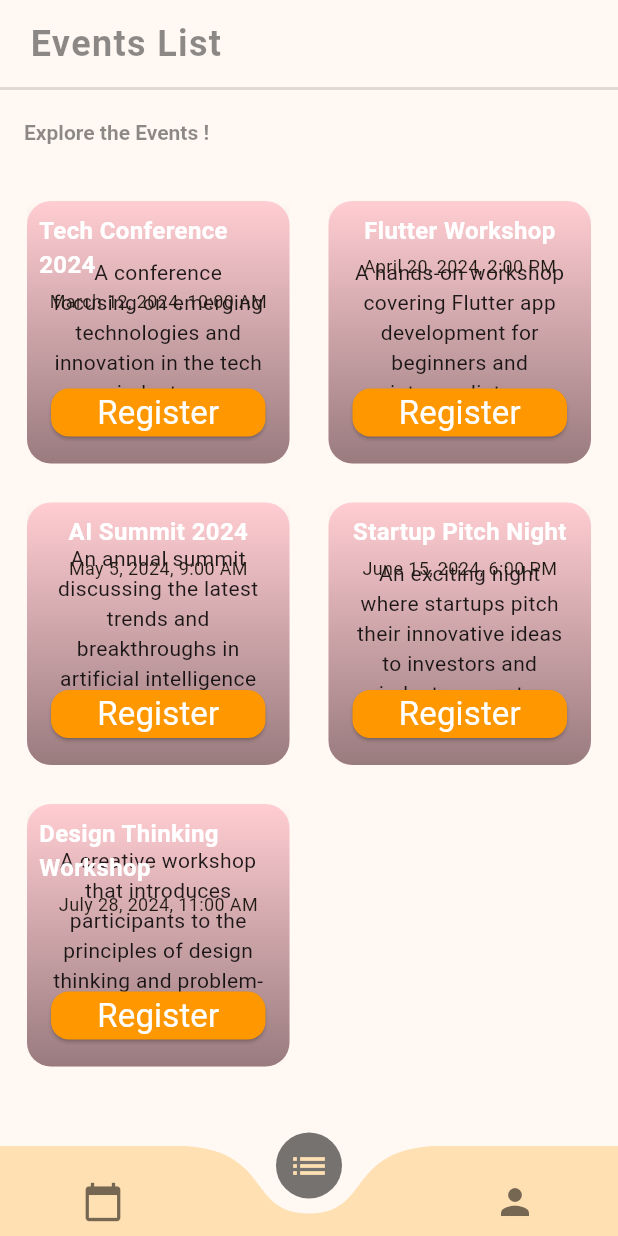
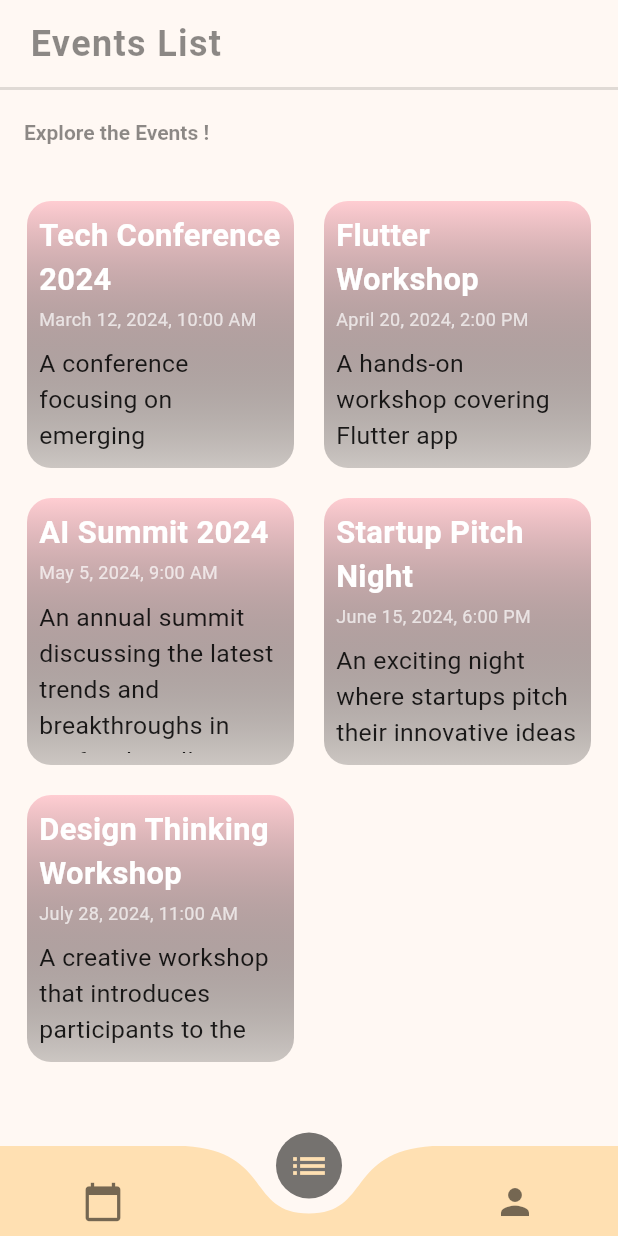
Before and after one commit to Aabro098/event_registration_and_management_app, a Flutter app: the screen it shows after launch, on a phone screen of 412 x 824 dp. Run offline on Flutter 3.47's test engine with Material 3 defaults, Android fonts, the light colour scheme and no system bars; drawn by our look-alikes of curved_navigation_bar.

Commit message:
made the final changes

```diff
--- a/lib/Pages/event_list.dart
+++ b/lib/Pages/event_list.dart
@@ -63,8 +63,8 @@ class EventListScreen extends StatelessWidget {
         padding: const EdgeInsets.all(10),
         gridDelegate: const SliverGridDelegateWithFixedCrossAxisCount(
           crossAxisCount: 2,
-          crossAxisSpacing: 10,
-          mainAxisSpacing: 10,
+          crossAxisSpacing: 4,
+          mainAxisSpacing: 4,
         ),
         itemCount: events.length,
         itemBuilder: (context, index) {
--- a/lib/Utils/elevated_button.dart
+++ b/lib/Utils/elevated_button.dart
@@ -4,11 +4,15 @@ class AppElevatedButton extends StatelessWidget {
   final String text;
   final VoidCallback onTap;
   final Color color;
+  final int? size;
+  final int? textSize;
   const AppElevatedButton({
     super.key,
     required this.text,
     required this.onTap,
-    required this.color
+    required this.color,
+    this.size,
+    this.textSize
   });
 
   @override
@@ -19,14 +23,14 @@ class AppElevatedButton extends StatelessWidget {
         shape: RoundedRectangleBorder(
           borderRadius: BorderRadius.circular(12)
         ),
-        minimumSize: const Size(double.infinity ,  32),
+        minimumSize: Size(double.infinity, size != null ? size!.toDouble() : 32),
         backgroundColor: color,
         foregroundColor: Colors.white,
       ),
       child: Text(
         text,
-        style: const TextStyle(
-          fontSize: 22,
+        style: TextStyle(
+          fontSize: textSize != null ? textSize!.toDouble() : 22.0,
           fontWeight: FontWeight.normal
         ),
       )
--- a/lib/Utils/event_card.dart
+++ b/lib/Utils/event_card.dart
@@ -1,3 +1,4 @@
+import 'package:event_registration_and_management_app/Pages/registration_page.dart';
 import 'package:event_registration_and_management_app/Utils/elevated_button.dart';
 import 'package:event_registration_and_management_app/Utils/get_random_color.dart';
 import 'package:flutter/material.dart';
@@ -6,6 +7,7 @@
 
 class EventCard extends StatelessWidget {
   final Event event;
+
   const EventCard({
     super.key,
     required this.event,
@@ -13,53 +15,26 @@
 
   @override
   Widget build(BuildContext context) {
-    return Stack(
-      children: [
-        Container(
+    final screenWidth = MediaQuery.of(context).size.width;
+
+    return Container(
+      padding: const EdgeInsets.all(8.0),
       decoration: BoxDecoration(
         borderRadius: BorderRadius.circular(16),
-            color: generateRandomColor(),
-          ),
-        ),
-
-        Align(
-          alignment: Alignment.center,
-          child: Padding(
-            padding: const EdgeInsets.symmetric(horizontal: 16.0),
-            child: Text(
-              event.description,
-              style: const TextStyle(
-                fontSize: 14,
-                color: Colors.black87,
-                fontWeight: FontWeight.normal,
-              ),
-              textAlign: TextAlign.center,
-            ),
-          ),
-        ),
-
-        Align(
-          alignment: Alignment.topLeft,
-          child: Container(
-            width: double.infinity,
-            decoration: BoxDecoration(
-              borderRadius: const BorderRadius.only(
-                bottomLeft: Radius.circular(16),
-                bottomRight: Radius.circular(16),
-              ),
         gradient: LinearGradient(
           begin: Alignment.topCenter,
           end: Alignment.bottomCenter,
-                colors: [Colors.transparent, Colors.black.withOpacity(0.4)],
+          colors: [generateRandomColor(), Colors.black.withOpacity(0.2)],
         ),
       ),
-            padding: const EdgeInsets.all(8.0),
+      child: SingleChildScrollView(
         child: Column(
+          crossAxisAlignment: CrossAxisAlignment.start,
           children: [
             Text(
               event.title,
-                  style: const TextStyle(
-                    fontSize: 16,
+              style: TextStyle(
+                fontSize: screenWidth * 0.05,
                 color: Colors.white,
                 fontWeight: FontWeight.bold,
               ),
@@ -69,26 +44,39 @@
               '${event.date}, ${event.time}',
               style: const TextStyle(
                 fontSize: 12,
-                    fontWeight: FontWeight.normal
+                fontWeight: FontWeight.normal,
+                color: Colors.white70,
               ),
-                )
+            ),
+            const SizedBox(height: 10),
+
+            Text(
+              event.description,
+              style: TextStyle(
+                fontSize: screenWidth * 0.04,
+                color: Colors.black87,
+                fontWeight: FontWeight.normal,
+              ),
+              textAlign: TextAlign.start,
+            ),
+            const SizedBox(height: 10),
+            AppElevatedButton(
+              text: 'Register',
+              onTap: () {
+                Navigator.push(
+                  context,
+                  MaterialPageRoute(
+                    builder: (context) => const RegistrationPage(),
+                  ),
+                );
+              },
+              color: Colors.orange,
+              size: 18,
+              textSize: 16,
+            ),
           ],
         ),
       ),
-        ),
-
-        Positioned(
-          bottom: 10,
-          left: 0,
-          right: 0,
-          child: Padding(
-            padding: const EdgeInsets.symmetric(horizontal: 16.0),
-            child: AppElevatedButton(
-              text: 'Register', onTap: (){}, color: Colors.orange
-            )
-          ),
-        ),
-      ],
     );
   }
 }
```
Also changed, not shown: lib/Pages/confirmation_page.dart (added, +39 -0 lines), lib/Pages/registration_page.dart (+57 -5 lines), lib/Utils/form.dart (+1 -6 lines). Lines whose indentation alone changed are shown as unchanged.
